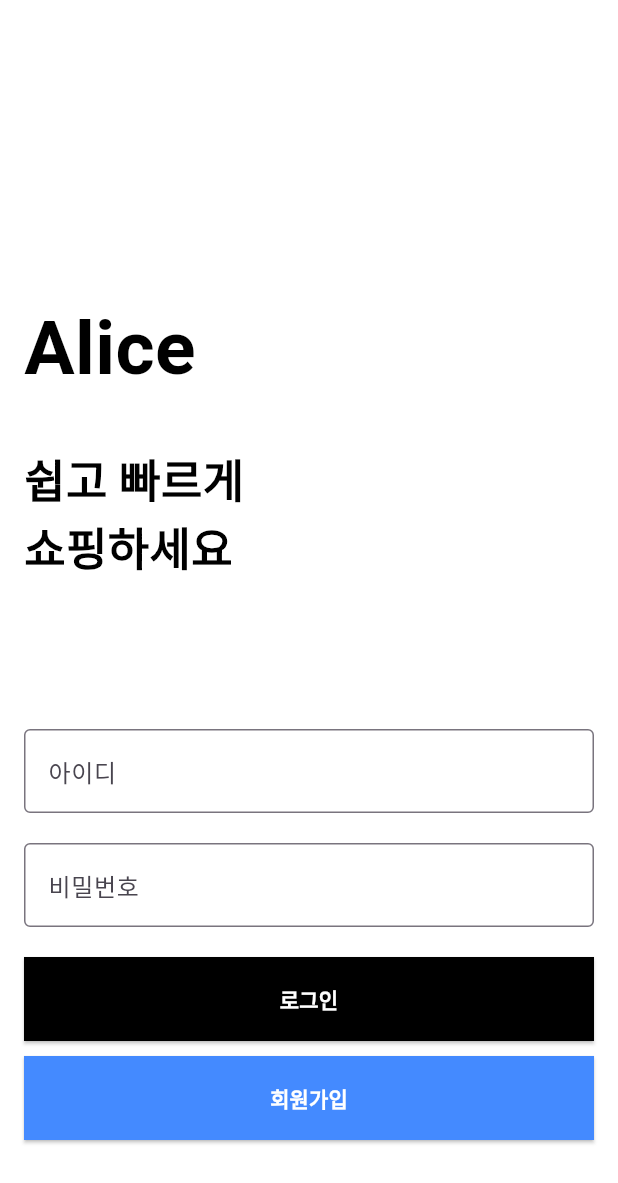
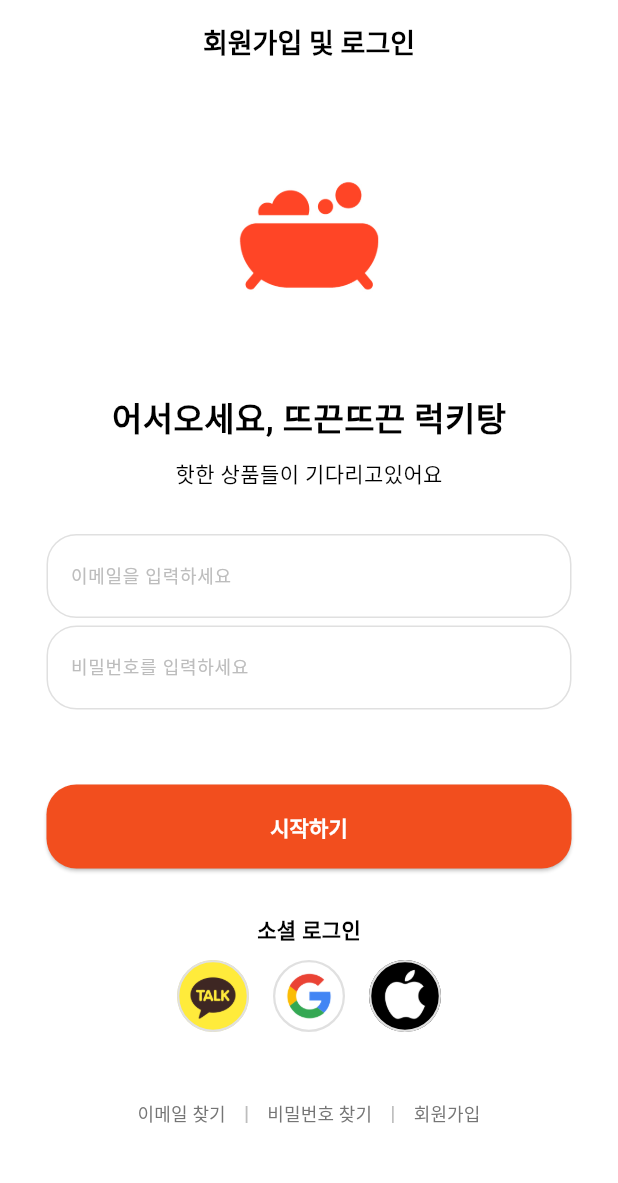
Before and after one commit to hshy1839/lucky_pang, a Flutter app: the screen it shows after launch, on a phone screen of 412 x 824 dp. Shown: the top 1183 px of the screen. Run offline on Flutter 3.47's test engine with Material 3 defaults, Android fonts, the phone set to English and light mode, and no system bars; our stand-ins replace carousel_slider, shared_preferences; Roboto replaces fonts that are missing (pretendard-regular).

Commit message:
feat: login_Screen ui

```diff
--- a/lib/views/login_activity/login.dart
+++ b/lib/views/login_activity/login.dart
@@ -17,108 +17,201 @@ class _LoginScreenState extends State<LoginScreen> {
     super.dispose();
   }
 
+  Widget _buildSocialButton(String assetPath, VoidCallback onTap) {
+    return InkWell(
+      onTap: onTap,
+      child: Container(
+        width: 48,
+        height: 48,
+        decoration: BoxDecoration(
+          shape: BoxShape.circle,
+          color: Colors.white,
+          border: Border.all( // ✅ 테두리 추가
+            color: Colors.grey.shade300,
+            width: 1.5,
+          ),
+          image: DecorationImage(
+            image: AssetImage(assetPath),
+            fit: BoxFit.cover,
+          ),
+        ),
+      ),
+    );
+  }
+
+
   @override
   Widget build(BuildContext context) {
     final loginController = LoginController(context);
 
     return Scaffold(
       backgroundColor: Colors.white,
+      appBar: AppBar(
+        title: const Text(
+          '회원가입 및 로그인',
+          style: TextStyle(color: Colors.black,
+          fontSize: 18, fontWeight: FontWeight.bold),
+        ),
+        backgroundColor: Colors.white,
+        iconTheme: const IconThemeData(color: Colors.black),
+        centerTitle: true,
+        elevation: 0,
+      ),
       body: SingleChildScrollView(
         child: Padding(
           padding: const EdgeInsets.all(16.0),
           child: Column(
-            crossAxisAlignment: CrossAxisAlignment.start,
+            crossAxisAlignment: CrossAxisAlignment.center,
             children: [
-              SizedBox(height: 150),
+              SizedBox(height: 0),
               Column(
-                crossAxisAlignment: CrossAxisAlignment.start,
+                crossAxisAlignment: CrossAxisAlignment.center,
                 children: [
+
+                  SizedBox(height: 10),
+                  Image.asset(
+                    'assets/icons/app_icon.jpg',
+                    width: 150,
+                    height: 150,
+                    fit: BoxFit.contain,
+                  ),
 
                   SizedBox(height: 30),
                   Text(
-                    'Alice',
-                    style: TextStyle(color: Colors.black, fontSize: 50, fontWeight: FontWeight.bold),
+                    '어서오세요, 뜨끈뜨끈 럭키탕',
+                    style: TextStyle(color: Colors.black, fontSize: 22, fontWeight: FontWeight.bold),
                   ),
-                  SizedBox(height: 30),
+                  SizedBox(height: 10,),
                   Text(
-                    '쉽고 빠르게',
-                    style: TextStyle(color: Colors.black, fontSize: 30, fontWeight: FontWeight.bold),
-                  ),
-                  Text(
-                    '쇼핑하세요',
-                    style: TextStyle(color: Colors.black, fontSize: 30, fontWeight: FontWeight.bold),
+                    '핫한 상품들이 기다리고있어요',
+                    style: TextStyle(color: Colors.black, fontSize: 14, fontWeight: FontWeight.w500),
                   ),
                 ],
               ),
-              SizedBox(height: 100),
-              TextField(
-                controller: _usernameController,
-                decoration: InputDecoration(
-                  labelText: '아이디',
-                  border: OutlineInputBorder(),
-                  focusedBorder: OutlineInputBorder(
-                    borderSide: BorderSide(color: Colors.grey, width: 2),
+              SizedBox(height: 30,),
+              SizedBox(
+                width: 350, // 원하는 너비 설정
+                child: TextField(
+                  controller: _usernameController,
+                  decoration: InputDecoration(
+                    labelText: '이메일을 입력하세요',
+                    labelStyle: TextStyle(
+                      color: Colors.grey[400],
+                      fontSize: 12.0,
+                    ),
+                    enabledBorder: OutlineInputBorder(
+                      borderRadius: BorderRadius.circular(20.0),
+                      borderSide: BorderSide(color: Colors.grey[300]!, width: 1),
+                    ),
+                    focusedBorder: OutlineInputBorder(
+                      borderRadius: BorderRadius.circular(20.0),
+                      borderSide: BorderSide(color: Colors.blue, width: 1),
+                    ),
                   ),
                 ),
               ),
-              SizedBox(height: 20),
-              TextField(
+              SizedBox(height: 5),
+        SizedBox(
+          width: 350, // 원하는 너비 설정
+          child: TextField(
                 controller: _passwordController,
                 obscureText: true,
                 decoration: InputDecoration(
-                  labelText: '비밀번호',
-                  border: OutlineInputBorder(),
+                  labelText: '비밀번호를 입력하세요',
+                  labelStyle: TextStyle(
+                    color: Colors.grey[400], // ✅ 라벨 텍스트 색상
+                    fontSize: 12.0,          //,
+                  ),
+                  enabledBorder: OutlineInputBorder(
+                    borderRadius: BorderRadius.circular(20.0),
+                    borderSide: BorderSide(color: Colors.grey[300]!, width: 1),
+                  ),
                   focusedBorder: OutlineInputBorder(
-                    borderSide: BorderSide(color: Colors.grey, width: 2),
+                    borderSide: BorderSide(color: Colors.blue, width: 1),
+                    borderRadius: BorderRadius.circular(20.0), // 포커스 됐을 때도 radius 적용
                   ),
                 ),
               ),
-              SizedBox(height: 20),
-              ElevatedButton(
+        ),
+              SizedBox(height: 50),
+          SizedBox(
+            width: 350, // 원하는 너비 설정
+            child: ElevatedButton(
                 onPressed: () {
                   final username = _usernameController.text;
                   final password = _passwordController.text;
                   loginController.login(username, password);
                 },
                 style: ElevatedButton.styleFrom(
-                  backgroundColor: Colors.black,
+                  backgroundColor: Theme.of(context).primaryColor,
+
                   minimumSize: Size(double.infinity, 56),
                 ).copyWith(
                   shape: MaterialStateProperty.all(
                     RoundedRectangleBorder(
-                      borderRadius: BorderRadius.zero,  // 사각형으로 만들기 위해 radius를 0으로 설정
+                      borderRadius: BorderRadius.circular(20.0),  // 사각형으로 만들기 위해 radius를 0으로 설정
                     ),
                   ),
                 ),
                 child: Text(
-                  '로그인',
+                  '시작하기',
                   style: TextStyle(color: Colors.white, fontWeight: FontWeight.w900),
                 ),
               ),
+          ),
+              SizedBox(height: 30),
+              Text(
+                '소셜 로그인',
+                style: TextStyle(color: Colors.black, fontWeight: FontWeight.bold, fontSize: 14),
+              ),
               SizedBox(height: 10),
-              ElevatedButton(
-                onPressed: () {
-                  Navigator.pushNamed(context, '/signup');
-                },
-                style: ElevatedButton.styleFrom(
-                  backgroundColor: Colors.blueAccent,  // 배경색을 흰색으로 설정
-                  minimumSize: Size(double.infinity, 56),
-                ).copyWith(
-                  shape: MaterialStateProperty.all(
-                    RoundedRectangleBorder(
-                      borderRadius: BorderRadius.zero,  // 사각형 모양으로 설정
-                    ),
+              Row(
+                mainAxisAlignment: MainAxisAlignment.center,
+                children: [
+                  // 카카오톡 버튼
+                  _buildSocialButton('assets/icons/kakao_icon.png', () {
+                  }),
+
+                  SizedBox(width: 16),
+
+                  // 구글 버튼
+                  _buildSocialButton('assets/icons/google_icon.png', () {
+                  }),
+
+                  SizedBox(width: 16),
+
+                  // 애플 버튼
+                  _buildSocialButton('assets/icons/apple_icon.png', () {
+                  }),
+                ],
+              ),
+              SizedBox(height: 30,),
+              Row(
+                mainAxisAlignment: MainAxisAlignment.center,
+                children: [
+                  TextButton(
+                    onPressed: () {
+                      Navigator.pushNamed(context, '/findEmail');
+                    },
+                    child: Text('이메일 찾기', style: TextStyle(color: Colors.grey[600], fontSize: 12)),
                   ),
-                ),
-                child: Text(
-                  '회원가입',
-                  style: TextStyle(
-                    color: Colors.white,  // 텍스트 색을 검은색으로 설정
-                    fontWeight: FontWeight.w900,
+                  Text('|', style: TextStyle(color: Colors.grey[400])),
+                  TextButton(
+                    onPressed: () {
+                      Navigator.pushNamed(context, '/findPassword');
+                    },
+                    child: Text('비밀번호 찾기', style: TextStyle(color: Colors.grey[600], fontSize: 12)),
                   ),
-                ),
+                  Text('|', style: TextStyle(color: Colors.grey[400])),
+                  TextButton(
+                    onPressed: () {
+                      Navigator.pushNamed(context, '/signup');
+                    },
+                    child: Text('회원가입', style: TextStyle(color: Colors.grey[600], fontSize: 12)),
+                  ),
+                ],
               ),
-
+              SizedBox(height: 50,)
             ],
           ),
         ),
--- a/pubspec.yaml
+++ b/pubspec.yaml
@@ -49,6 +49,9 @@ flutter:
 
   assets:
     - assets/icons/app_icon.jpg
+    - assets/icons/google_icon.png
+    - assets/icons/kakao_icon.png
+    - assets/icons/apple_icon.png
     - assets/terms/terms.txt
     - assets/terms/privacy.txt
 
```
Also changed, not shown: assets/icons/apple_icon.png (added), assets/icons/google_icon.png (added), assets/icons/kakao_icon.png (added).
